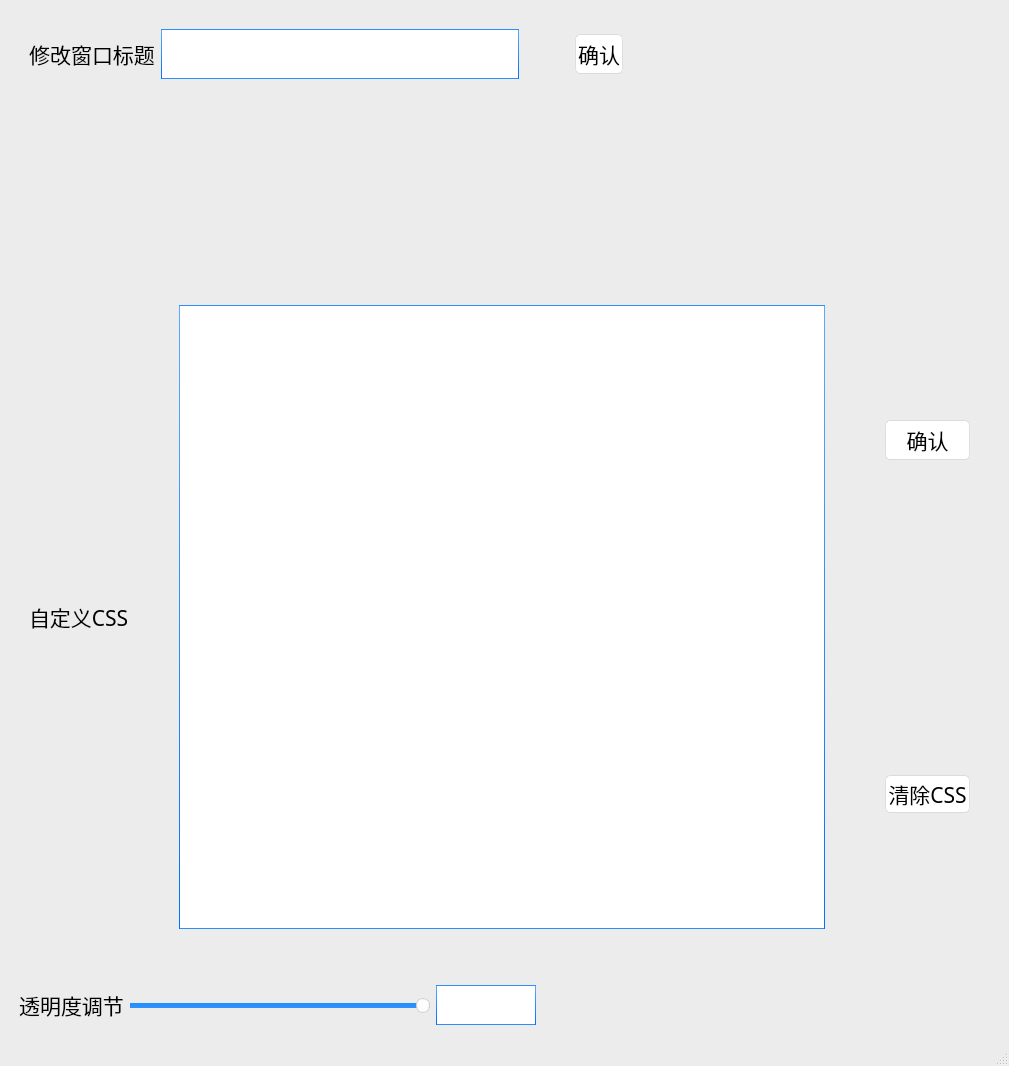
Old version of the form FloatingBrowserWindow/HeaderFiles/PopDialogs/resources/ControlPanel.ui in the repository bzmmz/FloatingBrowserWindow.
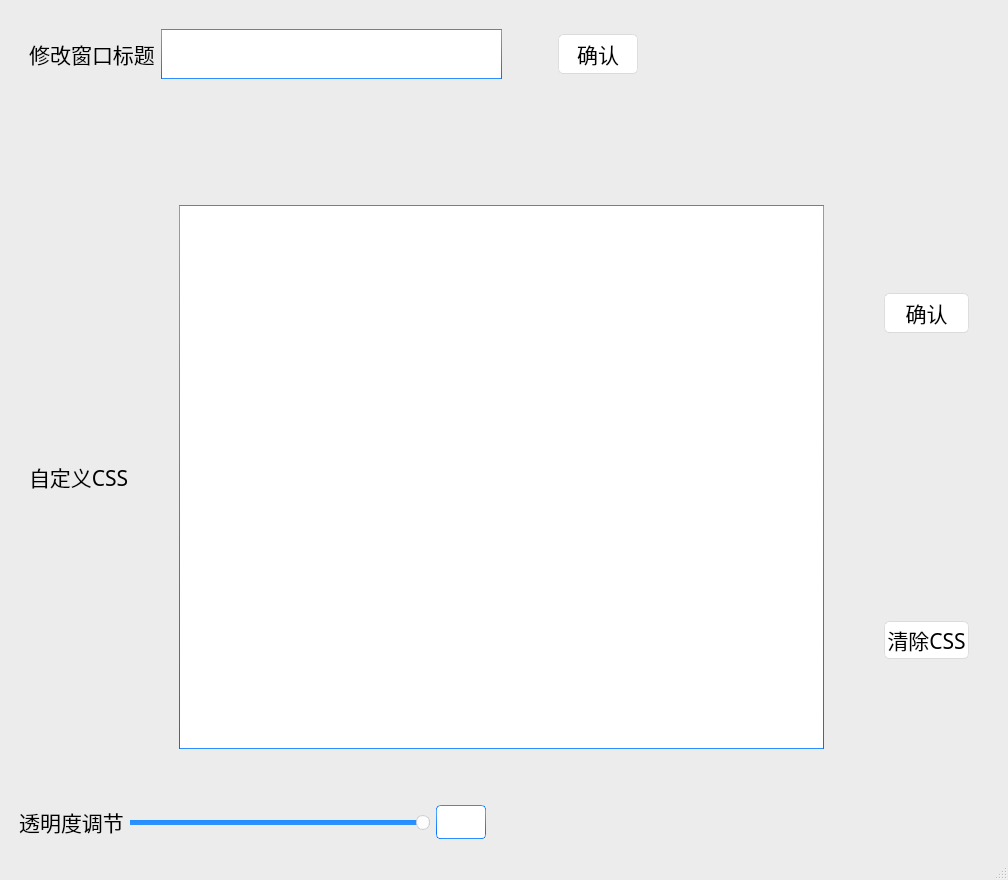
New version of the form.

```diff
--- a/FloatingBrowserWindow/HeaderFiles/PopDialogs/resources/ControlPanel.ui
+++ b/FloatingBrowserWindow/HeaderFiles/PopDialogs/resources/ControlPanel.ui
@@ -6,8 +6,8 @@
    <rect>
     <x>0</x>
     <y>0</y>
-    <width>1009</width>
-    <height>1066</height>
+    <width>1008</width>
+    <height>880</height>
    </rect>
   </property>
   <property name="minimumSize">
@@ -704,6 +704,12 @@
         </item>
         <item>
          <widget class="QPushButton" name="titleEditConfirm">
+          <property name="minimumSize">
+           <size>
+            <width>80</width>
+            <height>40</height>
+           </size>
+          </property>
           <property name="maximumSize">
            <size>
             <width>16777215</width>
@@ -745,12 +751,12 @@
          <enum>Qt::Vertical</enum>
         </property>
         <property name="sizeType">
-         <enum>QSizePolicy::Fixed</enum>
+         <enum>QSizePolicy::Maximum</enum>
         </property>
         <property name="sizeHint" stdset="0">
          <size>
           <width>20</width>
-          <height>200</height>
+          <height>100</height>
          </size>
         </property>
        </spacer>
@@ -791,7 +797,7 @@
          <widget class="QPlainTextEdit" name="cssEdit">
           <property name="minimumSize">
            <size>
-            <width>200</width>
+            <width>250</width>
             <height>20</height>
            </size>
           </property>
@@ -823,7 +829,7 @@
              <enum>Qt::Vertical</enum>
             </property>
             <property name="sizeType">
-             <enum>QSizePolicy::Fixed</enum>
+             <enum>QSizePolicy::Maximum</enum>
             </property>
             <property name="sizeHint" stdset="0">
              <size>
@@ -864,7 +870,7 @@
              <enum>Qt::Vertical</enum>
             </property>
             <property name="sizeType">
-             <enum>QSizePolicy::Fixed</enum>
+             <enum>QSizePolicy::Maximum</enum>
             </property>
             <property name="sizeHint" stdset="0">
              <size>
@@ -893,7 +899,7 @@
              <enum>Qt::Vertical</enum>
             </property>
             <property name="sizeType">
-             <enum>QSizePolicy::Fixed</enum>
+             <enum>QSizePolicy::Maximum</enum>
             </property>
             <property name="sizeHint" stdset="0">
              <size>
@@ -955,6 +961,12 @@
             <height>30</height>
            </size>
           </property>
+          <property name="font">
+           <font>
+            <family>..黑体UI-日本语</family>
+            <pointsize>11</pointsize>
+           </font>
+          </property>
           <property name="maximum">
            <number>100</number>
           </property>
@@ -967,17 +979,17 @@
          </widget>
         </item>
         <item>
-         <widget class="QTextEdit" name="transparentNum">
+         <widget class="QLineEdit" name="transparentNum">
           <property name="maximumSize">
            <size>
-            <width>100</width>
+            <width>50</width>
             <height>40</height>
            </size>
           </property>
           <property name="font">
            <font>
-            <family>思源宋体</family>
-            <pointsize>12</pointsize>
+            <family>..黑体UI-日本语</family>
+            <pointsize>16</pointsize>
            </font>
           </property>
          </widget>
```
Left out of the diff: 4 changed lines with no effect on the pictures.
